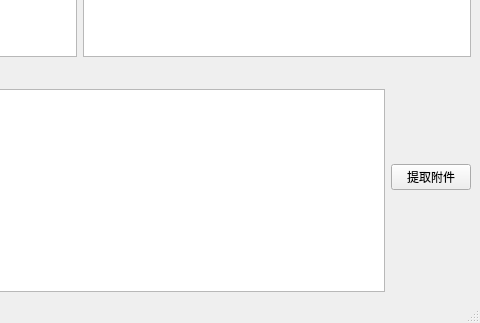
Old version of the form mainwindow.ui in the repository shuaiqidejiucai/libreofficeUseDemo; both pictures show x 320 to 800 and y 277 to 600 of the 800 by 600 pixel window.
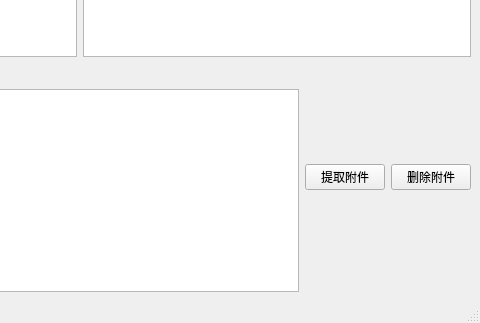
New version of the form.

Commit message: add：增加删除附件的代码，由对象名拿到的流必须经过克隆才能获取

```diff
--- a/mainwindow.ui
+++ b/mainwindow.ui
@@ -121,6 +121,13 @@
         </property>
        </widget>
       </item>
+      <item>
+       <widget class="QPushButton" name="pushButton_5">
+        <property name="text">
+         <string>删除附件</string>
+        </property>
+       </widget>
+      </item>
      </layout>
     </item>
    </layout>
```
The commit also changes 2 other files.
